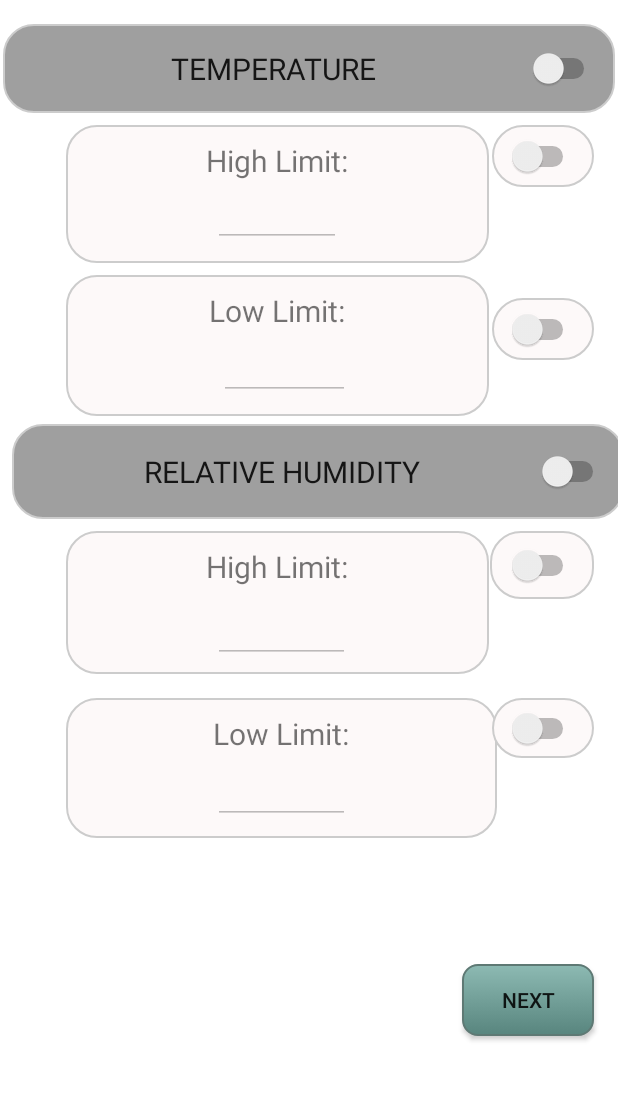
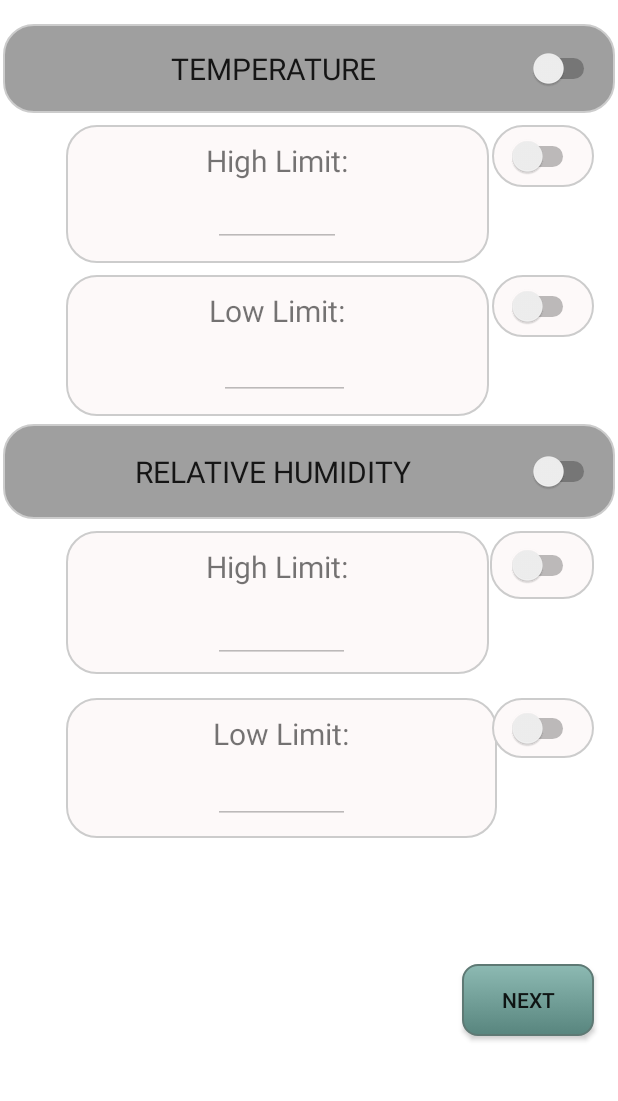
Before and after one commit to PrajwalMelath/FacilityMonitoringSystem, an Android app: the fragment DetailScreen1 placed in its activity, on a phone screen of 412 x 824 dp, the part 75-1176 px from its top. Run offline under Robolectric (Android 15) with nearby library versions, the phone set to English and light mode, and no system bars; Roboto replaces fonts that are not available here.

Commit message:
added navigation

```diff
--- a/app/build.gradle
+++ b/app/build.gradle
@@ -21,11 +21,12 @@ android {
 
 dependencies {
     implementation fileTree(dir: 'libs', include: ['*.jar'])
-    implementation 'androidx.appcompat:appcompat:1.0.2'
+    implementation 'androidx.appcompat:appcompat:1.1.0'
     implementation 'androidx.constraintlayout:constraintlayout:1.1.3'
     implementation 'androidx.legacy:legacy-support-v4:1.0.0'
     implementation 'com.google.android.material:material:1.1.0'
-    testImplementation 'junit:junit:4.12'
-    androidTestImplementation 'androidx.test.ext:junit:1.1.0'
-    androidTestImplementation 'androidx.test.espresso:espresso-core:3.1.1'
+    implementation 'androidx.navigation:navigation-runtime:2.2.2'
+    testImplementation 'junit:junit:4.13'
+    androidTestImplementation 'androidx.test.ext:junit:1.1.1'
+    androidTestImplementation 'androidx.test.espresso:espresso-core:3.2.0'
 }
--- a/app/src/main/AndroidManifest.xml
+++ b/app/src/main/AndroidManifest.xml
@@ -9,6 +9,8 @@
         android:roundIcon="@mipmap/ic_launcher_round"
         android:supportsRtl="true"
         android:theme="@style/AppTheme">
+
+
         <activity android:name="com.shalaka.facilitymonitoringsystem.Activity.MainActivity">
             <intent-filter>
                 <action android:name="android.intent.action.MAIN" />
@@ -21,4 +23,5 @@
             android:resource="@array/preloaded_fonts" />
     </application>
 
+
 </manifest>
--- a/app/src/main/java/com/shalaka/facilitymonitoringsystem/Activity/MainActivity.java
+++ b/app/src/main/java/com/shalaka/facilitymonitoringsystem/Activity/MainActivity.java
@@ -1,10 +1,17 @@
 package com.shalaka.facilitymonitoringsystem.Activity;
 
+import androidx.annotation.NonNull;
+import androidx.appcompat.app.ActionBarDrawerToggle;
 import androidx.appcompat.app.AppCompatActivity;
+import androidx.drawerlayout.widget.DrawerLayout;
 import androidx.fragment.app.FragmentManager;
 import androidx.fragment.app.FragmentTransaction;
+import androidx.navigation.NavController;
+import androidx.navigation.Navigation;
 
 import android.os.Bundle;
+import android.view.MenuItem;
+import android.widget.Toolbar;
 
 import com.shalaka.facilitymonitoringsystem.R;
 import com.shalaka.facilitymonitoringsystem.fragment.Mainscreen;
@@ -14,10 +21,22 @@ public class MainActivity extends AppCompatActivity {
     FragmentTransaction fragmentTransaction;
     Mainscreen assetListFragment;
 
+    /*private DrawerLayout mDrawerLayout;
+    private ActionBarDrawerToggle mToggle;*/
+
     @Override
     protected void onCreate(Bundle savedInstanceState) {
         super.onCreate(savedInstanceState);
         setContentView(R.layout.activity_main);
+
+       /*
+       mDrawerLayout= (DrawerLayout) findViewById(R.id.drawer);
+        mToggle = new ActionBarDrawerToggle(this,mDrawerLayout,R.string.open,R.string.close);
+
+        mDrawerLayout.addDrawerListener(mToggle);
+        mToggle.syncState();
+
+        getSupportActionBar().setDisplayHomeAsUpEnabled(true);*/
 
         assetListFragment = new Mainscreen();
         fragmentManager = getSupportFragmentManager();
@@ -26,4 +45,15 @@ public class MainActivity extends AppCompatActivity {
         fragmentTransaction.addToBackStack(null);
         fragmentTransaction.commit();
     }
+
+   /* @Override
+    public boolean onOptionsItemSelected(MenuItem item) {
+        if(mToggle.onOptionsItemSelected(item))
+        {
+            return true;
+        }
+        return super.onOptionsItemSelected(item);
+
+    }*/
+
 }
--- a/app/src/main/res/layout/activity_main.xml
+++ b/app/src/main/res/layout/activity_main.xml
@@ -1,7 +1,17 @@
 <?xml version="1.0" encoding="utf-8"?>
-<androidx.constraintlayout.widget.ConstraintLayout xmlns:android="http://schemas.android.com/apk/res/android"
+<androidx.drawerlayout.widget.DrawerLayout
+    xmlns:android="http://schemas.android.com/apk/res/android"
     xmlns:app="http://schemas.android.com/apk/res-auto"
     xmlns:tools="http://schemas.android.com/tools"
+    android:id="@+id/drawer"
+    android:layout_width="match_parent"
+    android:layout_height="match_parent"
+    android:background="@color/colorAccent"
+    tools:context=".Activity.MainActivity">
+
+
+    <androidx.constraintlayout.widget.ConstraintLayout
+
     android:id="@+id/layout_main"
     android:layout_width="match_parent"
     android:layout_height="match_parent"
@@ -32,3 +42,12 @@
         app:layout_constraintTop_toBottomOf="@+id/textView"
         tools:layout="@layout/room_list" />
 </androidx.constraintlayout.widget.ConstraintLayout>
+
+    <com.google.android.material.navigation.NavigationView
+        android:id="@+id/navigation"
+        android:layout_width="wrap_content"
+        android:layout_height="match_parent"
+        android:layout_gravity="start|left"
+        app:menu="@menu/navigation_menu" />
+
+</androidx.drawerlayout.widget.DrawerLayout>
--- a/app/src/main/res/layout/screen1_detail.xml
+++ b/app/src/main/res/layout/screen1_detail.xml
@@ -179,7 +179,7 @@
         app:layout_constraintBottom_toBottomOf="@+id/tLow"
         app:layout_constraintEnd_toEndOf="parent"
         app:layout_constraintTop_toTopOf="@+id/tLow"
-            app:layout_constraintVertical_bias="0.296" />
+        app:layout_constraintVertical_bias="0.0" />
 
     <Switch
         android:id="@+id/switch4"
@@ -196,7 +196,6 @@
         android:text="@string/relative_humidity"
         android:textSize="20sp"
         app:layout_constraintEnd_toEndOf="parent"
-        app:layout_constraintHorizontal_bias="0.0"
         app:layout_constraintStart_toStartOf="parent"
         app:layout_constraintTop_toBottomOf="@+id/t_lower_limit" />
 
--- /dev/null
+++ b/app/src/main/res/menu/navigation_menu.xml
@@ -0,0 +1,11 @@
+<?xml version="1.0" encoding="utf-8"?>
+<menu xmlns:android="http://schemas.android.com/apk/res/android">
+    <item android:id="@id/home"
+        android:title="home"/>
+
+    <item android:id="@+id/settings"
+        android:title="settings"/>
+
+    <item android:id="@+id/aboutus"
+        android:title="About Us"/>
+</menu>
--- a/app/src/main/res/values/strings.xml
+++ b/app/src/main/res/values/strings.xml
@@ -16,4 +16,6 @@
     <string name="power">power</string>
     <string name="fire">FIRE</string>
     <string name="alert">Alerts</string>
+    <string name="open" />
+    <string name="close" />
 </resources>
```
Lines whose indentation alone changed are shown as unchanged.
